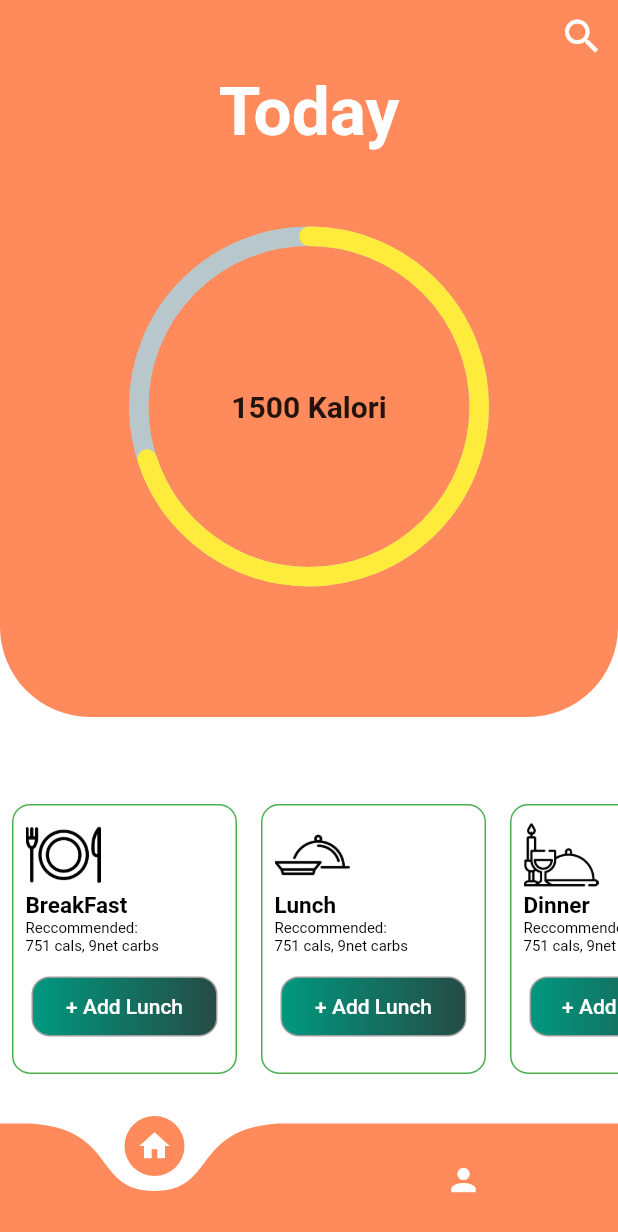
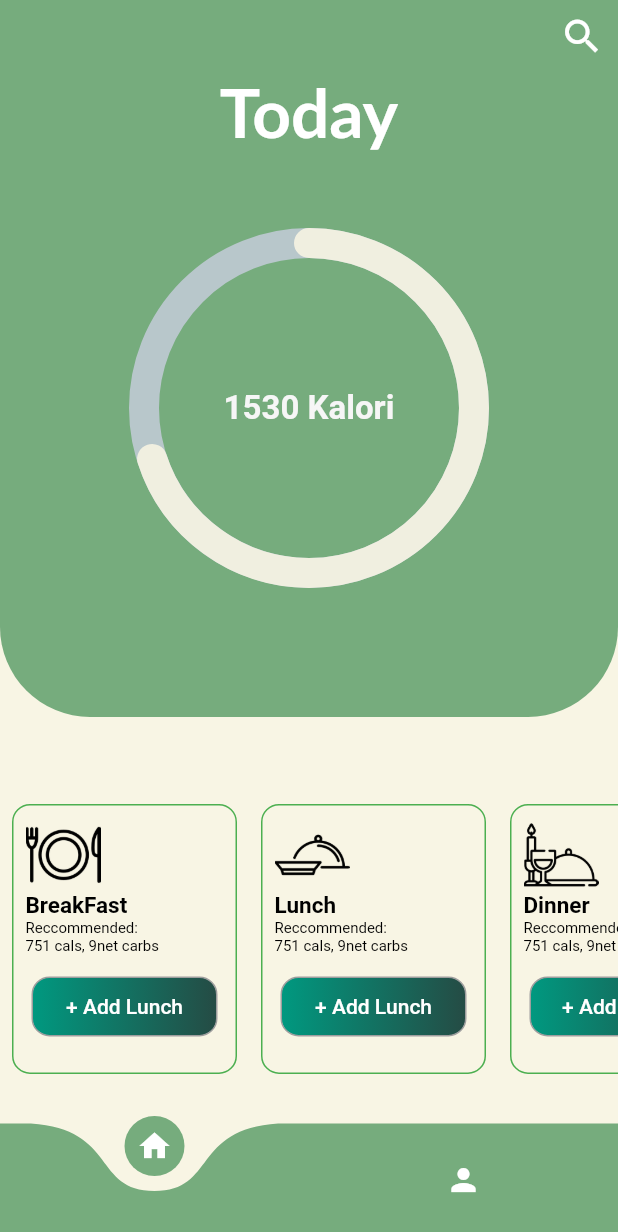
Before and after one commit to erenincesu10/final_project_calorie_tracker, a Flutter app: the HomePage screen opened directly, on a phone screen of 412 x 824 dp. Shown: the top 1232 px of the screen. Run offline on Flutter 3.47's test engine with Material 2 defaults, Android fonts, the phone set to English and light mode, and no system bars; drawn by our look-alikes of curved_navigation_bar, percent_indicator; our stand-ins replace firebase_core, flutter_spinkit, lottie, page_transition, persistent_bottom_nav_bar_v2; missing offline and left inert: dart:ffi; accounts and stored records are empty; network calls fail; Roboto replaces fonts that are missing (Lato, Montserrat).

Commit message:
değişiklik

```diff
--- a/lib/main.dart
+++ b/lib/main.dart
@@ -29,7 +29,7 @@ class MyApp extends StatelessWidget {
     return MaterialApp(
       title: 'Flutter Demo',
       theme: ThemeData(),
-      home: SplashScreen(),
+      home: HomePage(),
     );
   }
 }
--- a/lib/view/HomePage/home_page.dart
+++ b/lib/view/HomePage/home_page.dart
@@ -1,5 +1,5 @@
 import 'dart:ffi';
-
+import 'package:page_transition/page_transition.dart';
 import 'package:calorie_tracker/components/HomePage/breakfast_page.dart';
 import 'package:calorie_tracker/components/HomePage/dinner_card.dart';
 import 'package:calorie_tracker/components/HomePage/lunch_card.dart';
@@ -24,19 +24,20 @@ class _HomePageState extends State<HomePage> {
   int _index = 0;
   @override
   Widget build(BuildContext context) {
-    double value = 1500;
+    double value = 1530;
     return Scaffold(
-      backgroundColor: Colors.white,
+      backgroundColor: Color.fromRGBO(248, 245, 228, 1),
       body: Column(
         children: [
           Container(
             width: MediaQuery.of(context).size.width,
             height: MediaQuery.of(context).size.height * 0.58,
-            decoration: BoxDecoration(
-                borderRadius: BorderRadius.only(
-                    bottomLeft: Radius.circular(60),
-                    bottomRight: Radius.circular(60)),
-                color: Color.fromARGB(255, 255, 139, 93)),
+            decoration: const BoxDecoration(
+              borderRadius: BorderRadius.only(
+                  bottomLeft: Radius.circular(60),
+                  bottomRight: Radius.circular(60)),
+              color: Color.fromRGBO(35, 125, 60, 0.612),
+            ),
             child: SafeArea(
               child: Center(
                 child: Column(
@@ -49,41 +50,45 @@ class _HomePageState extends State<HomePage> {
                               Navigator.push(
                                   context,
                                   MaterialPageRoute(
-                                      builder: (context) => SearchPage()));
+                                      builder: (context) =>
+                                          const SearchPage()));
                             },
-                            icon: Icon(
+                            icon: const Icon(
                               Icons.search,
                               color: Colors.white,
                               size: 30,
                             )),
                       ],
                     ),
-                    Center(
+                    const Center(
                       child: Text(
                         "Today",
                         style: TextStyle(
+                            fontFamily: "Lato",
                             color: Colors.white,
                             fontSize: 45,
                             fontWeight: FontWeight.bold),
                       ),
                     ),
-                    SizedBox(
+                    const SizedBox(
                       height: 50,
                     ),
                     Column(
                       children: [
                         CircularPercentIndicator(
                           radius: 120.0,
-                          lineWidth: 13.0,
+                          lineWidth: 20.0,
                           animation: true,
                           percent: 0.7,
                           center: Text(
                             "${value.toInt().toString()} Kalori",
-                            style: TextStyle(
-                                fontWeight: FontWeight.bold, fontSize: 20.0),
+                            style: const TextStyle(
+                                fontWeight: FontWeight.bold,
+                                fontSize: 22.0,
+                                color: Color.fromARGB(255, 246, 246, 246)),
                           ),
                           circularStrokeCap: CircularStrokeCap.round,
-                          progressColor: Colors.yellow,
+                          progressColor: Color.fromARGB(255, 240, 239, 224),
                         ),
                       ],
                     ),
@@ -92,29 +97,34 @@ class _HomePageState extends State<HomePage> {
               ),
             ),
           ),
-          SizedBox(
+          const SizedBox(
             height: 50,
           ),
           SingleChildScrollView(
             scrollDirection: Axis.horizontal,
             child: Row(
-              children: [BreakFastCard(), LunchCard(), DinnerCard()],
+              children: const [
+                BreakFastCard(),
+                LunchCard(),
+                DinnerCard(),
+              ],
             ),
           )
         ],
       ),
       bottomNavigationBar: CurvedNavigationBar(
-        backgroundColor: Colors.white,
+        backgroundColor: Color.fromRGBO(248, 245, 228, 1),
         index: 0,
-        color: Color.fromARGB(255, 255, 139, 93),
+        color: Color.fromRGBO(35, 125, 60, 0.612),
         animationDuration: Duration(microseconds: 200),
         onTap: (i) {
           setState(() {
             _index = i;
-            if (i == 1) {
+            if (_index == 0) {
+              return;
+            } else
               Navigator.push(context,
                   MaterialPageRoute(builder: (context) => ProfilPage()));
-            }
           });
         },
         items: [
--- a/pubspec.yaml
+++ b/pubspec.yaml
@@ -43,6 +43,7 @@ dependencies:
   curved_navigation_bar: ^1.0.3
   percent_indicator: ^4.2.3
   provider: ^6.0.5
+  page_transition: ^2.0.9
 
 dev_dependencies:
   flutter_test:
```
Also changed, not shown: lib/view/ProfilePage/profile_page.dart (+108 -56 lines), lib/view/SearchPage/search_page.dart (+19 -15 lines), pubspec.lock.
